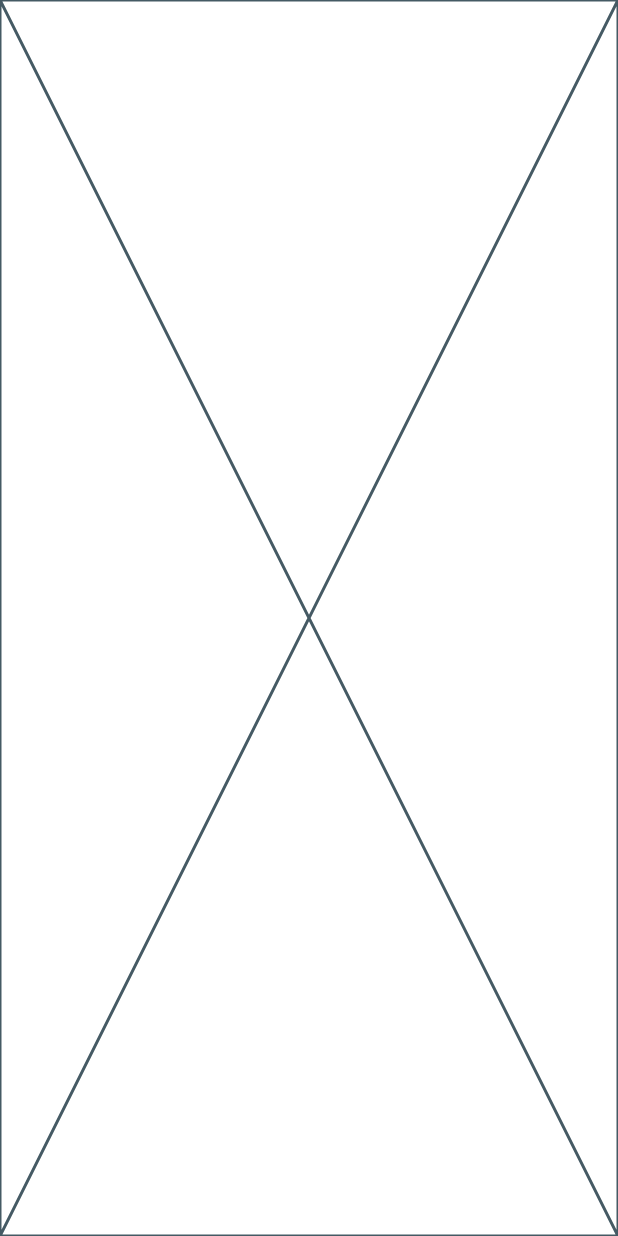
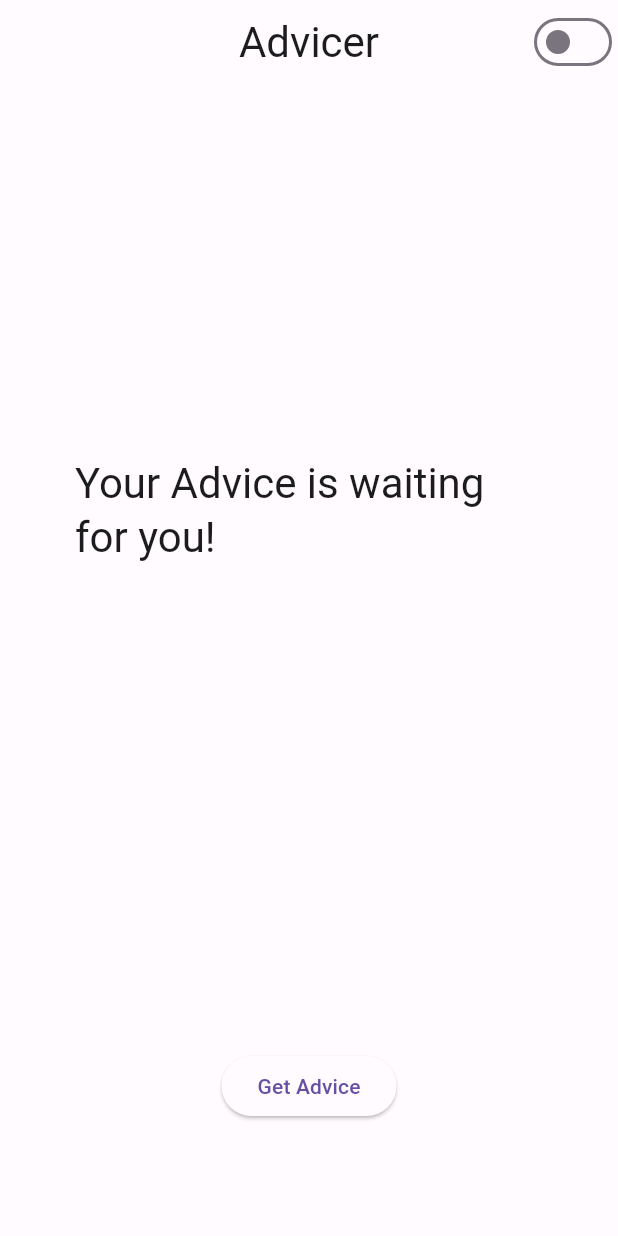
Before and after one commit to willyishmael/Advicer, a Flutter app: the screen it shows after launch, on a phone screen of 412 x 824 dp. Run offline on Flutter 3.47's test engine with Material 2 defaults, Android fonts, the phone set to English and light mode, and no system bars; our stand-ins replace flutter_bloc.

Commit message:
advice page bloc layer

```diff
--- /dev/null
+++ b/lib/app/pages/advice/advice_page.dart
@@ -0,0 +1,82 @@
+import 'package:advicer/app/core/services/theme_service.dart';
+import 'package:advicer/app/pages/advice/bloc/advice_bloc.dart';
+import 'package:flutter/material.dart';
+import 'package:flutter_bloc/flutter_bloc.dart';
+import 'package:provider/provider.dart';
+
+class AdvicePageProvider extends StatelessWidget {
+  const AdvicePageProvider({super.key});
+
+  @override
+  Widget build(BuildContext context) {
+    return BlocProvider(
+      create: (context) => AdviceBloc(),
+      child: const AdvicePage(),
+    );
+  }
+}
+
+class AdvicePage extends StatelessWidget {
+  const AdvicePage({super.key});
+
+  @override
+  Widget build(BuildContext context) {
+    final theme = Theme.of(context);
+    return Scaffold(
+      appBar: AppBar(
+        title: Text(
+          'Advicer',
+          style: theme.textTheme.headlineMedium,
+        ),
+        centerTitle: true,
+        actions: [
+          Switch(
+            value: Provider.of<ThemeService>(context).isDarkModeOn,
+            onChanged: (_) =>
+                Provider.of<ThemeService>(context, listen: false).toggleTheme(),
+          ),
+        ],
+      ),
+      body: Padding(
+        padding: const EdgeInsets.symmetric(horizontal: 50),
+        child: Column(
+          children: [
+            Expanded(
+              child: Center(
+                child: BlocBuilder<AdviceBloc, AdviceState>(
+                  builder: (context, state) {
+                    if (state is AdviceInitialState) {
+                      return Text(
+                        'Your Advice is waiting for you!',
+                        style: theme.textTheme.headlineMedium,
+                      );
+                    } else if (state is AdviceLoadingState) {
+                      return CircularProgressIndicator(
+                        color: theme.colorScheme.secondary,
+                      );
+                    } else if (state is AdviceLoadedState) {
+                      return Text(state.advice);
+                    } else if (state is AdviceErrorState) {
+                      return Text(state.message);
+                    }
+                    return const SizedBox();
+                  },
+                ),
+              ),
+            ),
+            SizedBox(
+              height: 200,
+              child: Center(
+                child: ElevatedButton(
+                  onPressed: () => BlocProvider.of<AdviceBloc>(context)
+                      .add(AdviceRequestEvent()),
+                  child: const Text('Get Advice'),
+                ),
+              ),
+            )
+          ],
+        ),
+      ),
+    );
+  }
+}
--- /dev/null
+++ b/lib/app/pages/advice/bloc/advice_bloc.dart
@@ -0,0 +1,13 @@
+import 'package:flutter/material.dart';
+import 'package:flutter_bloc/flutter_bloc.dart';
+
+part 'advice_event.dart';
+part 'advice_state.dart';
+
+class AdviceBloc extends Bloc<AdviceEvent, AdviceState> {
+  AdviceBloc() : super(AdviceInitialState()) {
+    on<AdviceRequestEvent>((event, emit) {
+      emit(AdviceLoadingState());
+    });
+  }
+}
--- /dev/null
+++ b/lib/app/pages/advice/bloc/advice_event.dart
@@ -0,0 +1,6 @@
+part of 'advice_bloc.dart';
+
+@immutable
+abstract class AdviceEvent {}
+
+class AdviceRequestEvent extends AdviceEvent {}
--- /dev/null
+++ b/lib/app/pages/advice/bloc/advice_state.dart
@@ -0,0 +1,18 @@
+part of 'advice_bloc.dart';
+
+@immutable
+abstract class AdviceState {}
+
+class AdviceInitialState extends AdviceState {}
+
+class AdviceLoadingState extends AdviceState {}
+
+class AdviceLoadedState extends AdviceState {
+  final String advice;
+  AdviceLoadedState({required this.advice});
+}
+
+class AdviceErrorState extends AdviceState {
+  final String message;
+  AdviceErrorState({required this.message});
+}
--- a/lib/main.dart
+++ b/lib/main.dart
@@ -1,4 +1,5 @@
-import 'package:advicer/app/services/theme_service.dart';
+import 'package:advicer/app/core/services/theme_service.dart';
+import 'package:advicer/app/pages/advice/advice_page.dart';
 import 'package:advicer/theme.dart';
 import 'package:flutter/material.dart';
 import 'package:provider/provider.dart';
@@ -20,7 +21,7 @@ class AdvicerApp extends StatelessWidget {
         themeMode: themeService.isDarkModeOn ? ThemeMode.dark : ThemeMode.light,
         theme: AppTheme.lightThemeData,
         darkTheme: AppTheme.darkThemeData,
-        home: const Placeholder(),
+        home: const AdvicePageProvider(),
       );
     });
   }
```
Also changed, not shown: pubspec.yaml (+5 -38 lines), lib/app/core/services/theme_service.dart (renamed from lib/app/services/theme_service.dart), pubspec.lock.
